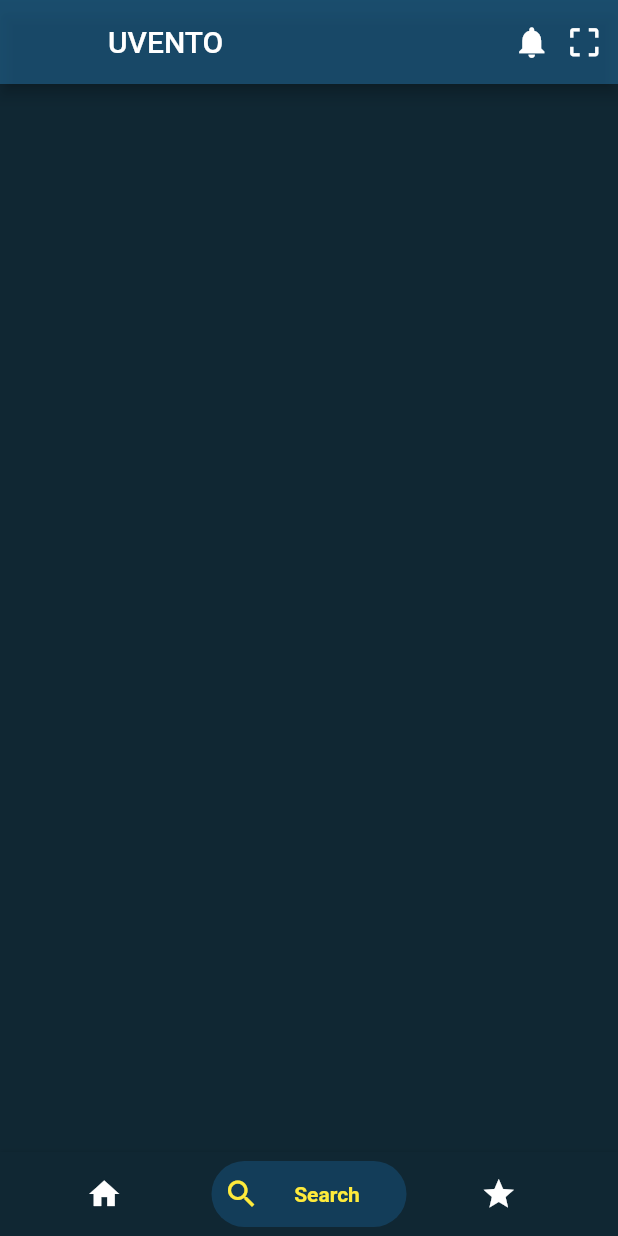
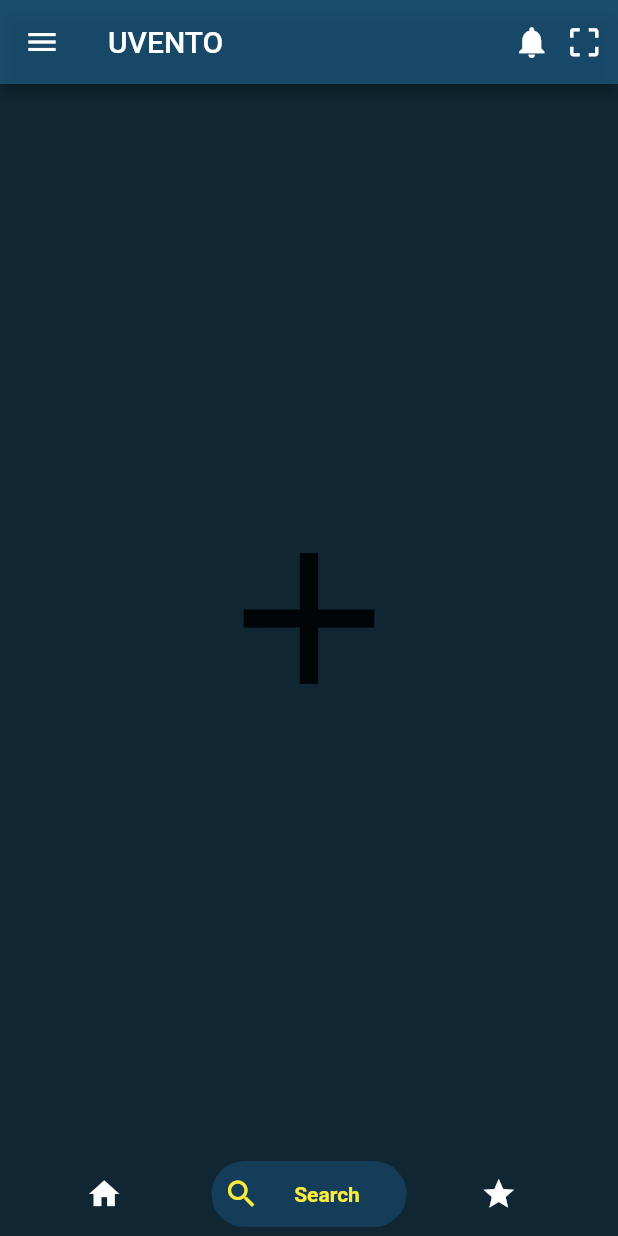
Before and after one commit to victorLessa/eUni-App-Flutter, a Flutter app: the HomePage screen opened by its route, swiped to page 2, on a phone screen of 412 x 824 dp. Run offline on Flutter 3.47's test engine with Material 2 defaults, Android fonts, the phone set to English and light mode, and no system bars; drawn by our look-alikes of bottom_navy_bar; our stand-ins replace date_picker_timeline, flutter_login, flutter_speed_dial, shared_preferences; accounts and stored records are empty.

```diff
--- a/lib/pages/Home.dart
+++ b/lib/pages/Home.dart
@@ -1,6 +1,7 @@
 import 'package:flutter/material.dart';
 import 'package:date_picker_timeline/date_picker_timeline.dart';
 import 'package:bottom_navy_bar/bottom_navy_bar.dart';
+import 'package:eni/components/heroPost.dart';
 
 class HomePage extends StatefulWidget {
   @override
@@ -120,7 +121,13 @@ class _HomePageState extends State<HomePage> {
     }
 
     Widget _cardEvent() {
-      return Card(
+      return InkWell(
+        onTap: () => Navigator.push(context, MaterialPageRoute(builder: (_) {
+          return DetailScreen();
+        })),
+        child: Hero(
+          tag: "imageHero",
+          child: Card(
             semanticContainer: true,
             clipBehavior: Clip.antiAliasWithSaveLayer,
             child: Row(
@@ -162,6 +169,8 @@ class _HomePageState extends State<HomePage> {
             ),
             elevation: 5,
             margin: EdgeInsets.only(left: 5.0, right: 5.0, top: 10.0, bottom: 10.0),
+          )
+        )
       );
     }
 
@@ -182,10 +191,10 @@ class _HomePageState extends State<HomePage> {
               scrollDirection: Axis.vertical,
               children: <Widget>[
                 _cardEvent(),
-                _cardEvent(),
-                _cardEvent(),
-                _cardEvent(),
-                _cardEvent(),
+                // _cardEvent(),
+                // _cardEvent(),
+                // _cardEvent(),
+                // _cardEvent(),
               ],
             )
           )
@@ -210,7 +219,6 @@ class _HomePageState extends State<HomePage> {
       backgroundColor: Color(0xFF102733),
       appBar: AppBar(
         backgroundColor: Color.fromRGBO(37, 116, 169, .5),
-        leading: Container(),
         title: Text('UVENTO'),
         actions: <Widget>[
           Padding(
@@ -223,6 +231,37 @@ class _HomePageState extends State<HomePage> {
           )
         ],
       ),
+      drawer: Drawer(
+          child: ListView(
+            padding: EdgeInsets.zero,
+            children: const <Widget>[
+              DrawerHeader(
+                decoration: BoxDecoration(
+                  color: Colors.blue,
+                ),
+                child: Text(
+                  'Drawer Header',
+                  style: TextStyle(
+                    color: Colors.white,
+                    fontSize: 24,
+                  ),
+                ),
+              ),
+              ListTile(
+                leading: Icon(Icons.message),
+                title: Text('Messages'),
+              ),
+              ListTile(
+                leading: Icon(Icons.account_circle),
+                title: Text('Profile'),
+              ),
+              ListTile(
+                leading: Icon(Icons.settings),
+                title: Text('Settings'),
+              ),
+            ],
+          ),
+      ),
       body: SizedBox.expand(
         child: PageView(
           controller: _pageController,
@@ -231,8 +270,15 @@ class _HomePageState extends State<HomePage> {
           },
           children: <Widget>[
             home(),
+            Hero(
+              tag: "DemoTag",
+              child: Icon(
+                Icons.add,
+                size: 150.0,
+              ),
+            ),
             Container(color: Color(0xFF102733),),
-            Container(color: Color(0xFF102733),)
+            // Container(color: Color(0xFF102733),)
           ],
         ),
       ),
```
Also changed, not shown: lib/components/heroPost.dart (added, +79 -0 lines). Lines whose indentation alone changed are shown as unchanged.
